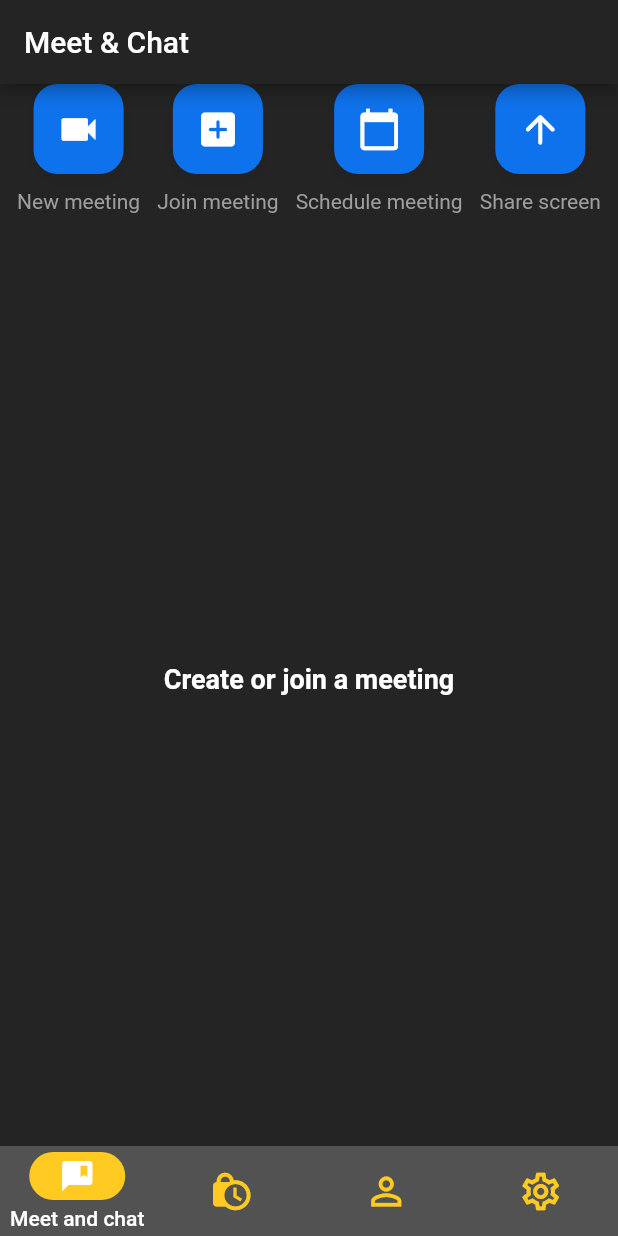
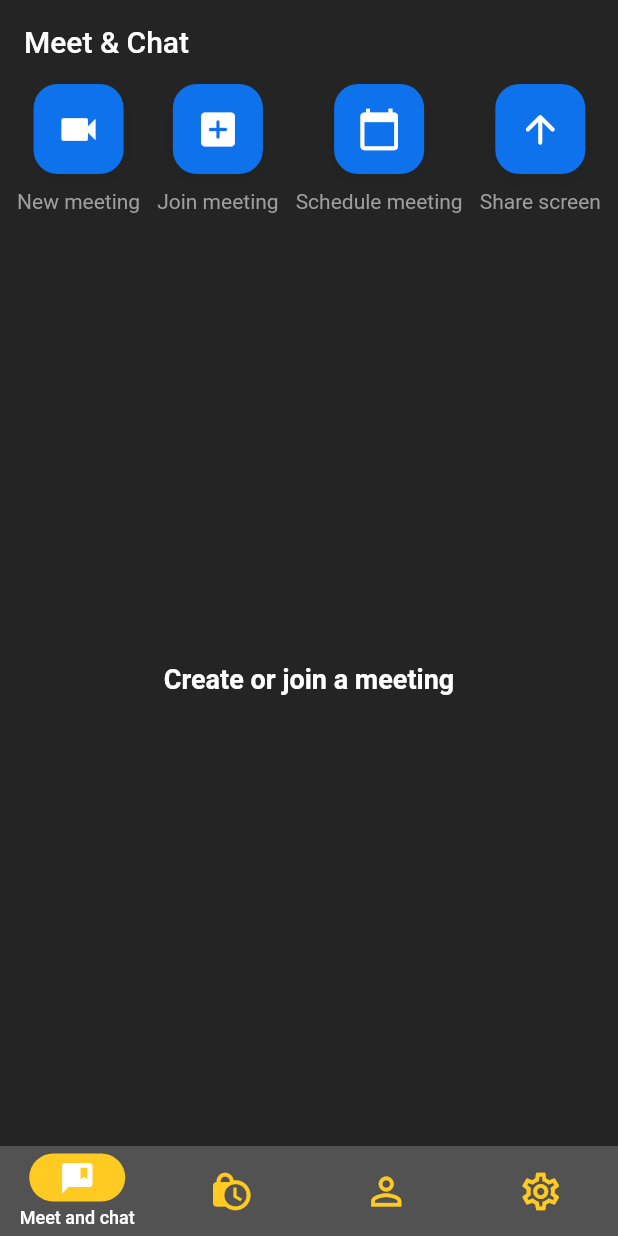
Before and after one commit to Shakthi08/meeteasy, a Flutter app: the screen it shows once a user with an empty profile is signed in, on a phone screen of 412 x 824 dp. Run offline on Flutter 3.47's test engine with Material 2 defaults, Android fonts, the phone set to English and light mode, and no system bars; our stand-ins replace cloud_firestore, firebase_auth, firebase_core, google_sign_in; accounts and stored records are empty.

```diff
--- a/lib/screens/home_screen.dart
+++ b/lib/screens/home_screen.dart
@@ -26,7 +26,7 @@
   Widget build(BuildContext context) {
     return Scaffold(
       appBar: AppBar(
-        // elevation: 0,
+        elevation: 0,
         title: const Text("Meet & Chat"),
         backgroundColor: backgroundColor,
       ),
@@ -71,7 +71,7 @@
         data: NavigationBarThemeData(
             indicatorColor: Color.fromARGB(255, 255, 203, 34),
             labelTextStyle: MaterialStateProperty.all(
-              TextStyle(fontSize: 14, fontWeight: FontWeight.w500),
+              TextStyle(fontSize: 12, fontWeight: FontWeight.w500),
             )),
         child: NavigationBar(
           onDestinationSelected: onPageChanged,
```
Also changed, not shown: 5 other files.
